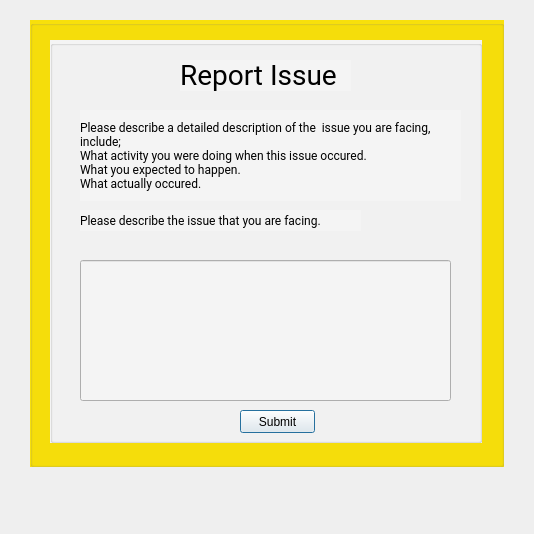
The window that userApp/citezinreportissuedialog.ui (KempCode/CS106CovidPassport) describes before a commit, drawn with Qt 5.
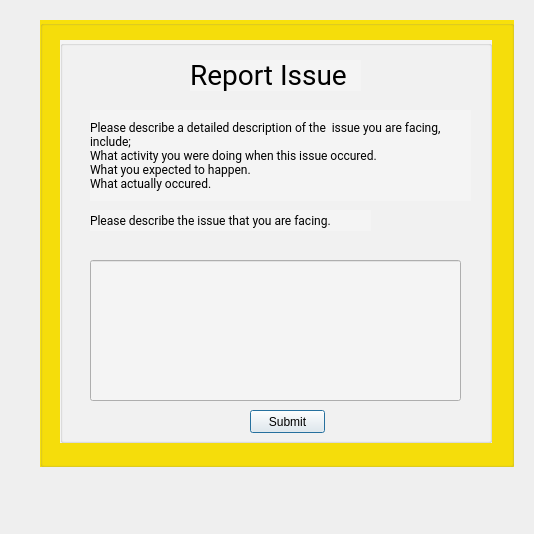
The same window after the commit.

Patch:
```diff
--- a/userApp/citezinreportissuedialog.ui
+++ b/userApp/citezinreportissuedialog.ui
@@ -16,7 +16,7 @@
   <widget class="QGroupBox" name="groupBox">
    <property name="geometry">
     <rect>
-     <x>30</x>
+     <x>40</x>
      <y>20</y>
      <width>474</width>
      <height>447</height>
```
